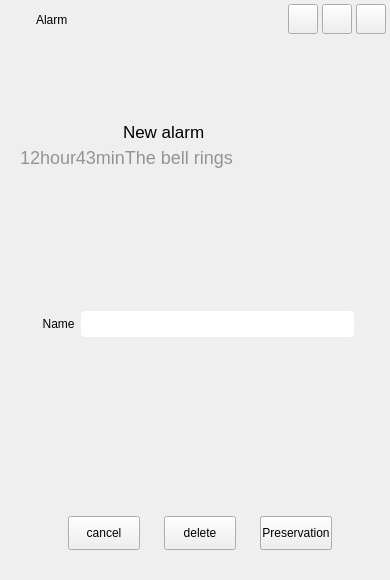
This is src/plugins/ukui-clock/clock.ui in ukui/ukui-sidebar as Qt 5 draws it before an edit. The edited form follows.
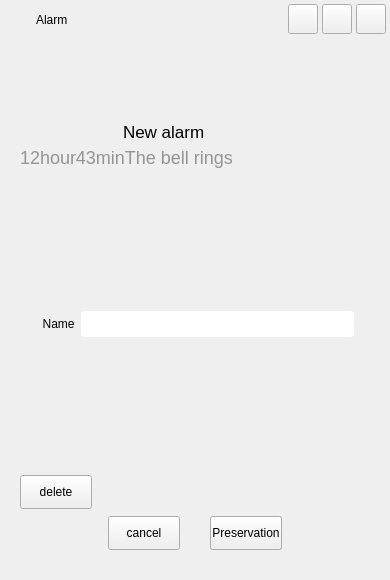
This is the edited form. The open tabs and pages were chosen to show the change. Icons and pictures are not drawn. Custom widgets are drawn as their Qt base class.

Commit message: [alarm clock] add right click delete menu

The edit to the form file:
```diff
--- a/src/plugins/ukui-clock/clock.ui
+++ b/src/plugins/ukui-clock/clock.ui
@@ -510,8 +510,8 @@
      <widget class="QPushButton" name="pushButton_8">
       <property name="geometry">
        <rect>
-        <x>164</x>
-        <y>401</y>
+        <x>20</x>
+        <y>360</y>
         <width>72</width>
         <height>34</height>
        </rect>
@@ -526,7 +526,7 @@
      <widget class="QPushButton" name="pushButton_9">
       <property name="geometry">
        <rect>
-        <x>260</x>
+        <x>210</x>
         <y>401</y>
         <width>72</width>
         <height>34</height>
@@ -564,7 +564,7 @@
      <widget class="QPushButton" name="set_alarm_cancelbtn">
       <property name="geometry">
        <rect>
-        <x>68</x>
+        <x>108</x>
         <y>401</y>
         <width>72</width>
         <height>34</height>
@@ -580,7 +580,7 @@
      <widget class="QPushButton" name="set_alarm_savebtn">
       <property name="geometry">
        <rect>
-        <x>260</x>
+        <x>210</x>
         <y>401</y>
         <width>72</width>
         <height>34</height>
```
Left out of the diff: 2 changed lines with no effect on the pictures. The commit also changes 6 other files.
